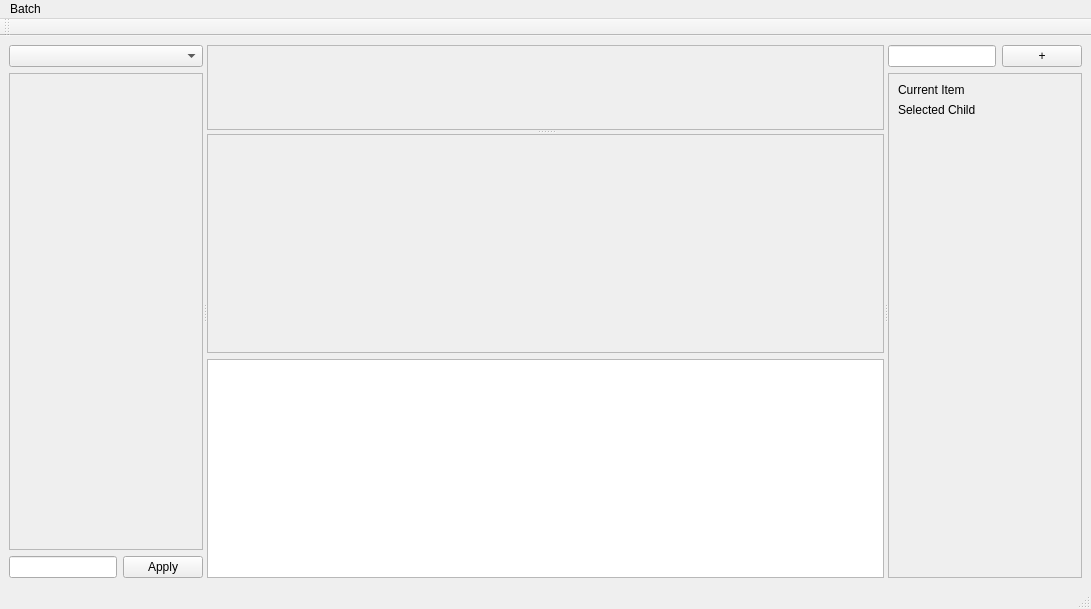
buganini/cluto, file ctie/ctie.ui: the form before one commit.
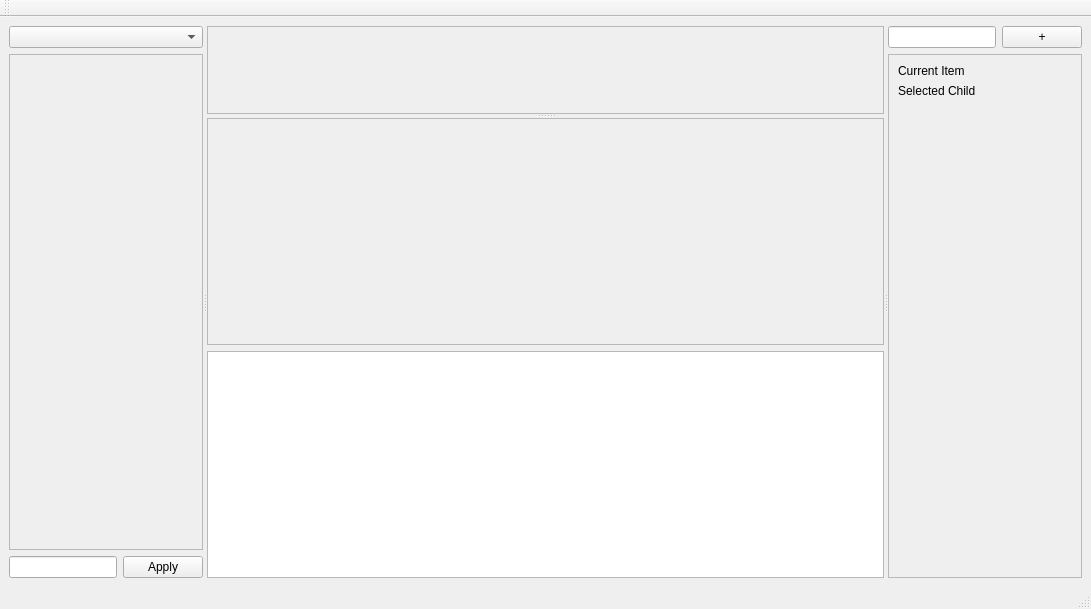
The form after the commit.

Commit message: implement trim left-top/right-bottom in batch menu

Patch:
```diff
--- a/ctie/ctie.ui
+++ b/ctie/ctie.ui
@@ -240,15 +240,6 @@
      <height>25</height>
     </rect>
    </property>
-   <widget class="QMenu" name="menuBatch">
-    <property name="title">
-     <string>Batch</string>
-    </property>
-    <addaction name="actionTrim_Left_Top"/>
-    <addaction name="actionTrim_Right_Bottom"/>
-    <addaction name="actionSet_Value"/>
-   </widget>
-   <addaction name="menuBatch"/>
   </widget>
   <widget class="QStatusBar" name="statusBar"/>
   <widget class="QToolBar" name="toolBar">
```
The commit also changes 4 other files.
